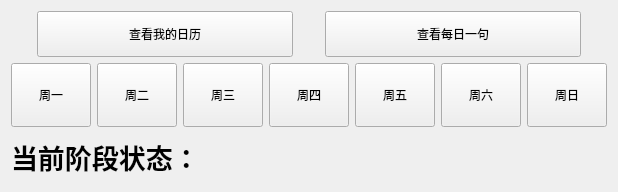
Above: thecalendar.ui from zajuak/TriDoS before the change. Below: the same form after it.
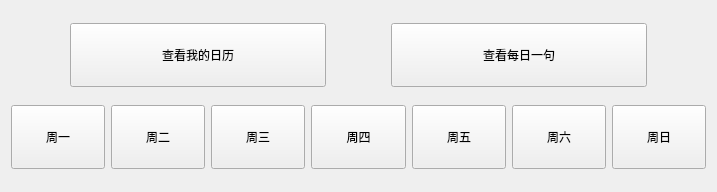
That is the form after the change.

What changed in the file:
```diff
--- a/thecalendar.ui
+++ b/thecalendar.ui
@@ -6,10 +6,16 @@
    <rect>
     <x>0</x>
     <y>0</y>
-    <width>598</width>
+    <width>717</width>
     <height>192</height>
    </rect>
   </property>
+  <property name="sizePolicy">
+   <sizepolicy hsizetype="Preferred" vsizetype="Minimum">
+    <horstretch>0</horstretch>
+    <verstretch>0</verstretch>
+   </sizepolicy>
+  </property>
   <property name="minimumSize">
    <size>
     <width>0</width>
@@ -148,6 +154,12 @@
      </item>
      <item>
       <widget class="QPushButton" name="Friday">
+       <property name="sizePolicy">
+        <sizepolicy hsizetype="Minimum" vsizetype="Fixed">
+         <horstretch>0</horstretch>
+         <verstretch>0</verstretch>
+        </sizepolicy>
+       </property>
        <property name="minimumSize">
         <size>
          <width>0</width>
@@ -205,25 +217,6 @@
      </item>
     </layout>
    </item>
-   <item>
-    <widget class="QLabel" name="label">
-     <property name="minimumSize">
-      <size>
-       <width>0</width>
-       <height>48</height>
-      </size>
-     </property>
-     <property name="maximumSize">
-      <size>
-       <width>16777215</width>
-       <height>48</height>
-      </size>
-     </property>
-     <property name="text">
-      <string>&lt;html&gt;&lt;head/&gt;&lt;body&gt;&lt;p&gt;&lt;span style=&quot; font-size:20pt; font-weight:700;&quot;&gt;当前阶段状态：&lt;/span&gt;&lt;/p&gt;&lt;/body&gt;&lt;/html&gt;</string>
-     </property>
-    </widget>
-   </item>
   </layout>
  </widget>
  <resources/>
```
